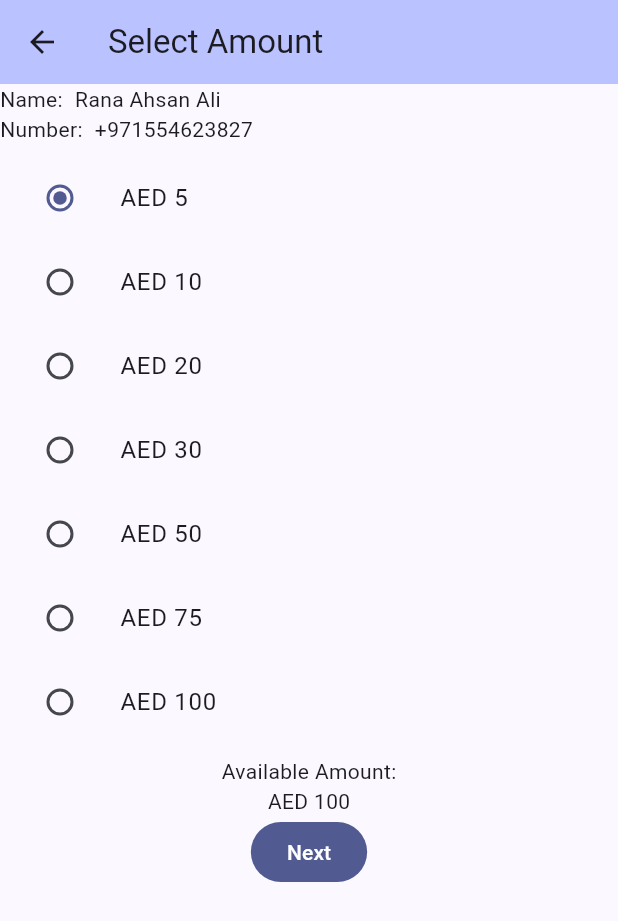
After one commit to RanaAli/Flutter-Mobile-Recharge-App, a Flutter app: the AmountSelectionPage screen opened directly, on a phone screen of 412 x 824 dp. The commit adds this screen. Shown: the top 921 px of the screen. Run offline on Flutter 3.47's test engine with Material 3 defaults, Android fonts, the phone set to English and light mode, and no system bars; our stand-ins replace carousel_slider.

Commit message:
Create Amount Selection Screen

```diff
--- a/lib/main.dart
+++ b/lib/main.dart
@@ -17,7 +17,7 @@ class MyApp extends StatelessWidget {
         colorScheme: ColorScheme.fromSeed(seedColor: Colors.indigo),
         useMaterial3: true,
       ),
-      home: const LoginPage(title: 'Mobile Recharge App'),
+      home: const LoginPage(),
     );
   }
 }
--- /dev/null
+++ b/lib/widgets/amount_selection_screen/amount_selection_page.dart
@@ -0,0 +1,56 @@
+import 'package:flutter/material.dart';
+import 'package:mobile_recharge_app/widgets/amount_selection_screen/widgets/recharge_amounts_widget.dart';
+
+class AmountSelectionPage extends StatefulWidget {
+  const AmountSelectionPage({super.key});
+
+  @override
+  State<StatefulWidget> createState() => _AmountSelectionPage();
+}
+
+class _AmountSelectionPage extends State<AmountSelectionPage> {
+  @override
+  Widget build(BuildContext context) {
+    return Scaffold(
+      appBar: AppBar(
+        backgroundColor: Theme.of(context).colorScheme.inversePrimary,
+        title: const Text("Select Amount"),
+      ),
+      body: body(context),
+    );
+  }
+
+  Column body(BuildContext context) {
+    return Column(
+      children: [
+        const Row(
+          children: [
+            Text("Name:"),
+            SizedBox(width: 8),
+            Text("Rana Ahsan Ali"),
+          ],
+        ),
+        const Row(
+          children: [
+            Text("Number:"),
+            SizedBox(width: 8),
+            Text("+971554623827"),
+          ],
+        ),
+        const SizedBox(height: 8),
+        const RechargeAmountWidget(),
+        const SizedBox(height: 8),
+        const Column(
+          children: [
+            Text("Available Amount:"),
+            Text("AED 100"),
+          ],
+        ),
+        FilledButton(
+          onPressed: () {},
+          child: const Text("Next"),
+        ),
+      ],
+    );
+  }
+}
--- /dev/null
+++ b/lib/widgets/amount_selection_screen/widgets/amounts_enum.dart
@@ -0,0 +1,13 @@
+enum AmountsEnum {
+  five('AED 5'),
+  ten('AED 10'),
+  twenty('AED 20'),
+  thirty('AED 30'),
+  fifty('AED 50'),
+  seventyFive('AED 75'),
+  hundred('AED 100');
+
+  const AmountsEnum(this.text);
+
+  final String text;
+}
--- /dev/null
+++ b/lib/widgets/amount_selection_screen/widgets/recharge_amounts_widget.dart
@@ -0,0 +1,43 @@
+import 'package:flutter/material.dart';
+import 'package:mobile_recharge_app/widgets/amount_selection_screen/widgets/amounts_enum.dart';
+
+class RechargeAmountWidget extends StatefulWidget {
+  const RechargeAmountWidget({super.key});
+
+  @override
+  State<RechargeAmountWidget> createState() => _RechargeAmountWidgetState();
+}
+
+class _RechargeAmountWidgetState extends State<RechargeAmountWidget> {
+  AmountsEnum? _character = AmountsEnum.five;
+
+  @override
+  Widget build(BuildContext context) {
+    return Column(
+      children: <Widget>[
+        amountListTile(AmountsEnum.five),
+        amountListTile(AmountsEnum.ten),
+        amountListTile(AmountsEnum.twenty),
+        amountListTile(AmountsEnum.thirty),
+        amountListTile(AmountsEnum.fifty),
+        amountListTile(AmountsEnum.seventyFive),
+        amountListTile(AmountsEnum.hundred),
+      ],
+    );
+  }
+
+  ListTile amountListTile(AmountsEnum value) {
+    return ListTile(
+      title: Text(value.text),
+      leading: Radio<AmountsEnum>(
+        value: value,
+        groupValue: _character,
+        onChanged: (AmountsEnum? value) {
+          setState(() {
+            _character = value;
+          });
+        },
+      ),
+    );
+  }
+}
--- a/lib/widgets/login_screen/login_page.dart
+++ b/lib/widgets/login_screen/login_page.dart
@@ -2,9 +2,7 @@ import 'package:flutter/material.dart';
 import 'package:mobile_recharge_app/widgets/mobile_recharge_screen/mobile_recharge_page.dart';
 
 class LoginPage extends StatefulWidget {
-  const LoginPage({super.key, required this.title});
-
-  final String title;
+  const LoginPage({super.key});
 
   @override
   State<StatefulWidget> createState() => _LoginPage();
@@ -16,7 +14,7 @@ class _LoginPage extends State<LoginPage> {
     return Scaffold(
       appBar: AppBar(
         backgroundColor: Theme.of(context).colorScheme.inversePrimary,
-        title: Text(widget.title),
+        title: Text('Mobile Recharge App'),
       ),
       body: body(context),
     );
@@ -34,8 +32,7 @@ class _LoginPage extends State<LoginPage> {
               FilledButton(
                 onPressed: () {
                   Navigator.of(context).push(MaterialPageRoute(
-                      builder: (context) =>
-                          MobileRechargePage(title: "Select Beneficiary")));
+                      builder: (context) => MobileRechargePage()));
                 },
                 child: Text("Next"),
               )
--- a/lib/widgets/mobile_recharge_screen/mobile_recharge_page.dart
+++ b/lib/widgets/mobile_recharge_screen/mobile_recharge_page.dart
@@ -3,9 +3,7 @@ import 'package:flutter/material.dart';
 import 'package:mobile_recharge_app/widgets/mobile_recharge_screen/widgets/beneficiary_item_widget.dart';
 
 class MobileRechargePage extends StatefulWidget {
-  const MobileRechargePage({super.key, required this.title});
-
-  final String title;
+  const MobileRechargePage({super.key});
 
   @override
   State<MobileRechargePage> createState() => _MobileRechargePage();
@@ -17,7 +15,7 @@ class _MobileRechargePage extends State<MobileRechargePage> {
     return Scaffold(
       appBar: AppBar(
         backgroundColor: Theme.of(context).colorScheme.inversePrimary,
-        title: Text(widget.title),
+        title: Text("Select Beneficiary"),
       ),
       body: body(context),
     );
--- a/lib/widgets/mobile_recharge_screen/widgets/beneficiary_item_widget.dart
+++ b/lib/widgets/mobile_recharge_screen/widgets/beneficiary_item_widget.dart
@@ -1,4 +1,5 @@
 import 'package:flutter/material.dart';
+import 'package:mobile_recharge_app/widgets/amount_selection_screen/amount_selection_page.dart';
 
 class BeneficiaryItemWidget extends StatelessWidget {
   const BeneficiaryItemWidget({
@@ -33,19 +34,20 @@ class BeneficiaryItemWidget extends StatelessWidget {
             ),
             const SizedBox(height: 8),
             ElevatedButton(
-              onPressed: null,
+              onPressed: () {
+                Navigator.of(context).push(MaterialPageRoute(
+                    builder: (context) => const AmountSelectionPage()));
+              },
               style: ButtonStyle(
                 foregroundColor: WidgetStateProperty.all<Color>(Colors.white),
                 backgroundColor:
                     WidgetStateProperty.all<Color>(Colors.indigo.shade400),
               ),
-              child: const Text(
-                "Recharge Now",
+              child: const Text("Recharge Now",
                   style: TextStyle(
                     fontWeight: FontWeight.normal,
                     fontSize: 12,
-                  )
-              ),
+                  )),
             )
           ],
         ),
```
